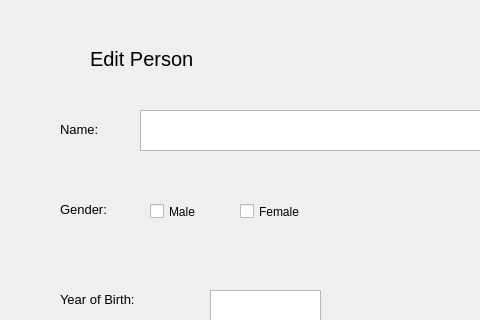
steinarb08/Verkefni1_2, file Verk1_2/editperson.ui: the form before one commit; both pictures show x 0 to 480 and y 0 to 320 of the 619 by 542 pixel window.
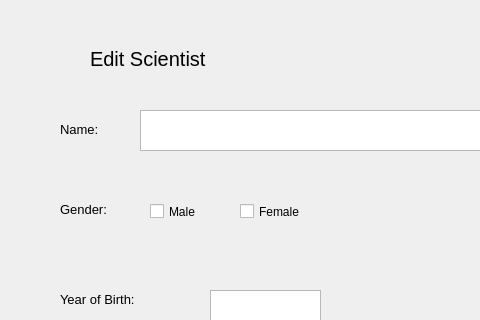
The form after the commit.

Commit message: Created auto-load function for personScreen, addNewPerson, editPerson

What changed in the file:
```diff
--- a/Verk1_2/editperson.ui
+++ b/Verk1_2/editperson.ui
@@ -100,7 +100,7 @@
     </font>
    </property>
    <property name="text">
-    <string>Edit Person</string>
+    <string>Edit Scientist</string>
    </property>
   </widget>
   <widget class="QPushButton" name="btnSaveEdit">
```
Left out of the diff: 2 changed lines with no effect on the pictures. The commit also changes 6 other files.
